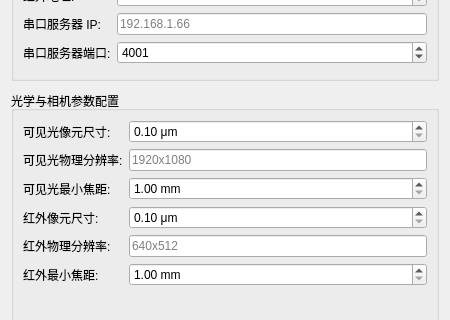
The window that settingsdialog.ui (xiexianwang/T_JSON) describes before a commit, drawn with Qt 5; both pictures show x 0 to 450 and y 198 to 518 of the 450 by 600 pixel window.
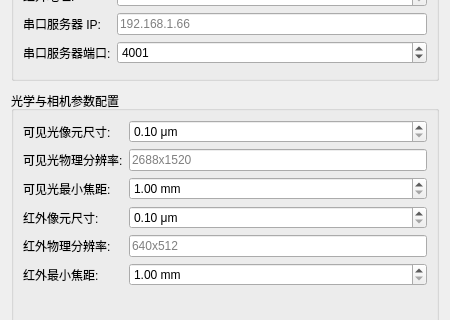
The same window after the commit.

Commit message: fix: 可见光默认分辨率 1920x1080→2688x1520(2K)

Patch:
```diff
--- a/settingsdialog.ui
+++ b/settingsdialog.ui
@@ -149,7 +149,7 @@
       </item>
       <item row="1" column="1">
        <widget class="QLineEdit" name="editVisResolution">
-        <property name="placeholderText"><string>1920x1080</string></property>
+        <property name="placeholderText"><string>2688x1520</string></property>
        </widget>
       </item>
       
```
The commit also changes 2 other files.
